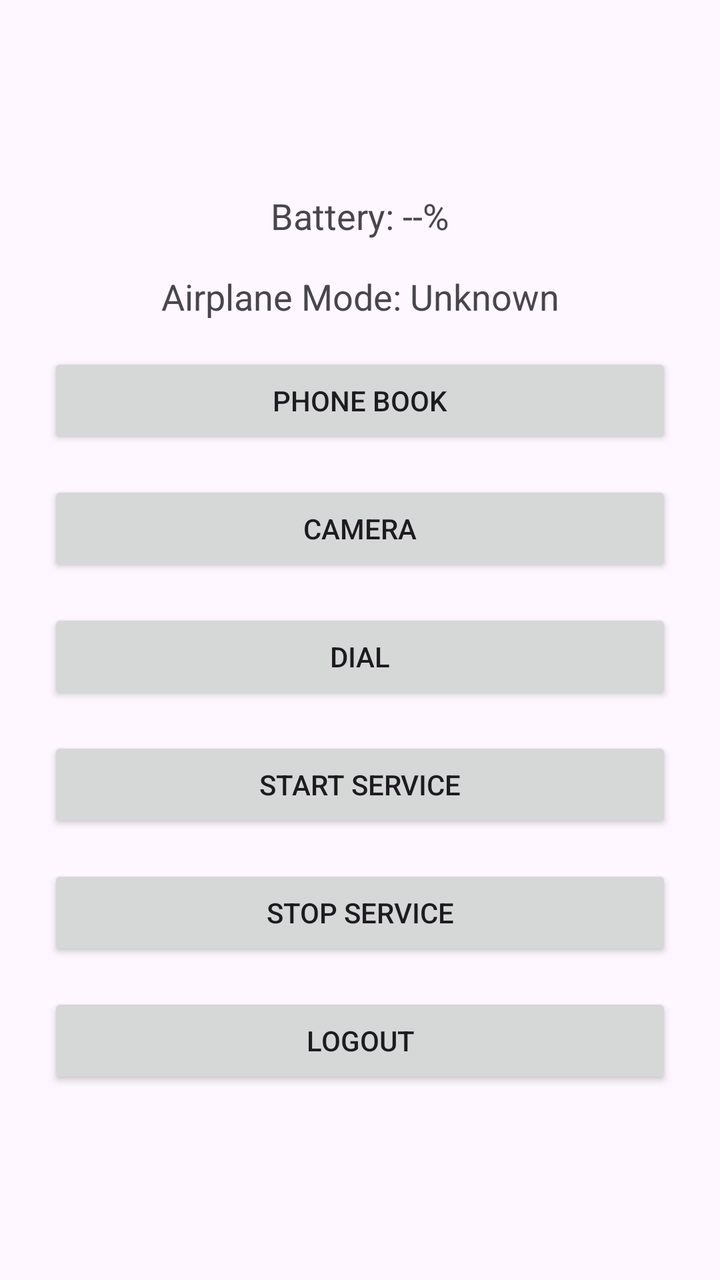
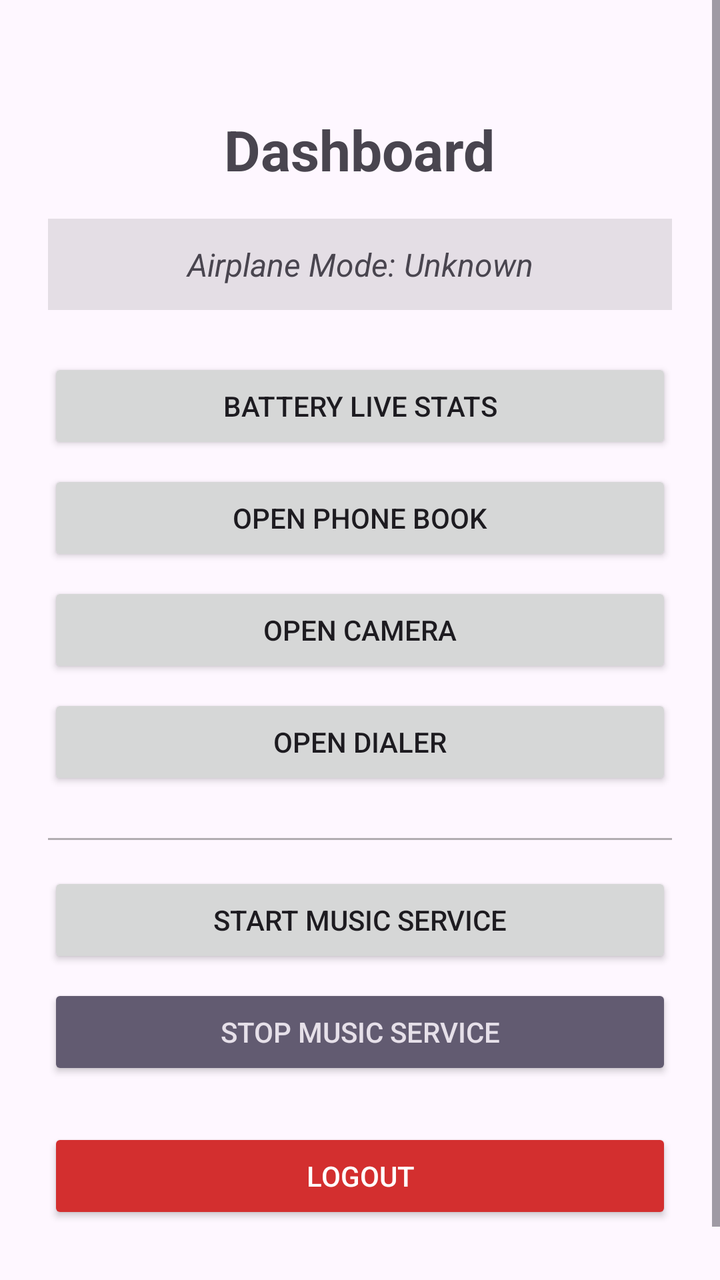

Before-and-after screenshots of an Android layout around one commit, followed by the original layout XML and the change that was made.
<!-- AndroidManifest.xml: application theme Theme.IntentDemo2 -->
<!-- res/layout/activity_main3.xml -->
<?xml version="1.0" encoding="utf-8"?>
<androidx.appcompat.widget.LinearLayoutCompat xmlns:android="http://schemas.android.com/apk/res/android"
    xmlns:app="http://schemas.android.com/apk/res-auto"
    xmlns:tools="http://schemas.android.com/tools"
    android:id="@+id/main"
    android:layout_width="match_parent"
    android:layout_height="match_parent"
    android:orientation="vertical"
    android:gravity="center"
    android:padding="16dp"
    tools:context=".MainActivity3">

    <TextView
        android:id="@+id/tvBattery"
        android:layout_width="match_parent"
        android:layout_height="wrap_content"
        android:layout_margin="8dp"
        android:gravity="center"
        android:textSize="18sp"
        android:text="Battery: --%" />

    <TextView
        android:id="@+id/tvAirplaneMode"
        android:layout_width="match_parent"
        android:layout_height="wrap_content"
        android:layout_margin="8dp"
        android:gravity="center"
        android:textSize="18sp"
        android:text="Airplane Mode: Unknown" />

    <Button
        android:id="@+id/btnPhoneBook"
        android:layout_width="match_parent"
        android:layout_height="wrap_content"
        android:layout_margin="8dp"
        android:text="@string/phone_book" />

    <Button
        android:id="@+id/btnCamera"
        android:layout_width="match_parent"
        android:layout_height="wrap_content"
        android:layout_margin="8dp"
        android:text="@string/camera" />

    <Button
        android:id="@+id/btnDial"
        android:layout_width="match_parent"
        android:layout_height="wrap_content"
        android:layout_margin="8dp"
        android:text="@string/dial" />

    <Button
        android:id="@+id/btnStartService"
        android:layout_width="match_parent"
        android:layout_height="wrap_content"
        android:layout_margin="8dp"
        android:text="@string/start_service" />

    <Button
        android:id="@+id/btnStopService"
        android:layout_width="match_parent"
        android:layout_height="wrap_content"
        android:layout_margin="8dp"
        android:text="@string/stop_service" />

    <Button
        android:id="@+id/btnLogout"
        android:layout_width="match_parent"
        android:layout_height="wrap_content"
        android:layout_margin="8dp"
        android:text="@string/logout" />

</androidx.appcompat.widget.LinearLayoutCompat>
<!-- resources referenced by this layout -->
<resources>
  <string name="camera">Camera</string>
  <string name="dial">Dial</string>
  <string name="logout">Logout</string>
  <string name="phone_book">Phone Book</string>
  <string name="start_service">Start Service</string>
  <string name="stop_service">Stop Service</string>
  <style name="Theme.IntentDemo2" parent="Base.Theme.IntentDemo2" />
  <style name="Base.Theme.IntentDemo2" parent="Theme.Material3.DayNight.NoActionBar">
          
          
      </style>
</resources>

<!-- the commit's change to res/layout/activity_main3.xml (unified diff, before → after) -->
@@ -1,73 +1,108 @@
 <?xml version="1.0" encoding="utf-8"?>
-<androidx.appcompat.widget.LinearLayoutCompat xmlns:android="http://schemas.android.com/apk/res/android"
+<ScrollView xmlns:android="http://schemas.android.com/apk/res/android"
     xmlns:app="http://schemas.android.com/apk/res-auto"
     xmlns:tools="http://schemas.android.com/tools"
     android:id="@+id/main"
     android:layout_width="match_parent"
     android:layout_height="match_parent"
-    android:orientation="vertical"
-    android:gravity="center"
-    android:padding="16dp"
+    android:fillViewport="true"
     tools:context=".MainActivity3">
 
-    <TextView
-        android:id="@+id/tvBattery"
+    <androidx.appcompat.widget.LinearLayoutCompat
         android:layout_width="match_parent"
         android:layout_height="wrap_content"
-        android:layout_margin="8dp"
-        android:gravity="center"
-        android:textSize="18sp"
-        android:text="Battery: --%" />
+        android:orientation="vertical"
+        android:gravity="center_horizontal"
+        android:padding="24dp">
+        
+        
+        <TextView
+            android:layout_width="wrap_content"
+            android:layout_height="wrap_content"
+            android:text="Dashboard"
+            android:textSize="28sp"
+            android:textStyle="bold"
+            android:layout_marginTop="32dp"
+            android:layout_marginBottom="16dp" />
 
-    <TextView
-        android:id="@+id/tvAirplaneMode"
-        android:layout_width="match_parent"
-        android:layout_height="wrap_content"
-        android:layout_margin="8dp"
-        android:gravity="center"
-        android:textSize="18sp"
-        android:text="Airplane Mode: Unknown" />
+        <TextView
+            android:id="@+id/tvAirplaneMode"
+            android:layout_width="match_parent"
+            android:layout_height="wrap_content"
+            android:gravity="center"
+            android:padding="12dp"
+            android:background="#1A000000"
+            android:textSize="16sp"
+            android:textStyle="italic"
+            android:layout_marginBottom="24dp"
+            android:text="Airplane Mode: Unknown" />
 
-    <Button
-        android:id="@+id/btnPhoneBook"
-        android:layout_width="match_parent"
-        android:layout_height="wrap_content"
-        android:layout_margin="8dp"
-        android:text="@string/phone_book" />
+        
+        <Button
+            android:id="@+id/btnBattery"
+            android:layout_width="match_parent"
+            android:layout_height="wrap_content"
+            android:padding="12dp"
+            android:layout_marginBottom="8dp"
+            android:text="Battery Live Stats" />
 
-    <Button
-        android:id="@+id/btnCamera"
-        android:layout_width="match_parent"
-        android:layout_height="wrap_content"
-        android:layout_margin="8dp"
-        android:text="@string/camera" />
+        <Button
+            android:id="@+id/btnPhoneBook"
+            android:layout_width="match_parent"
+            android:layout_height="wrap_content"
+            android:padding="12dp"
+            android:layout_marginBottom="8dp"
+            android:text="Open Phone Book" />
 
-    <Button
-        android:id="@+id/btnDial"
-        android:layout_width="match_parent"
-        android:layout_height="wrap_content"
-        android:layout_margin="8dp"
-        android:text="@string/dial" />
+        <Button
+            android:id="@+id/btnCamera"
+            android:layout_width="match_parent"
+            android:layout_height="wrap_content"
+            android:padding="12dp"
+            android:layout_marginBottom="8dp"
+            android:text="Open Camera" />
 
-    <Button
-        android:id="@+id/btnStartService"
-        android:layout_width="match_parent"
-        android:layout_height="wrap_content"
-        android:layout_margin="8dp"
-        android:text="@string/start_service" />
+        <Button
+            android:id="@+id/btnDial"
+            android:layout_width="match_parent"
+            android:layout_height="wrap_content"
+            android:padding="12dp"
+            android:layout_marginBottom="8dp"
+            android:text="Open Dialer" />
 
-    <Button
-        android:id="@+id/btnStopService"
-        android:layout_width="match_parent"
-        android:layout_height="wrap_content"
-        android:layout_margin="8dp"
-        android:text="@string/stop_service" />
+        <View
+            android:layout_width="match_parent"
+            android:layout_height="1dp"
+            android:background="#4D000000"
+            android:layout_marginTop="16dp"
+            android:layout_marginBottom="16dp" />
 
-    <Button
-        android:id="@+id/btnLogout"
-        android:layout_width="match_parent"
-        android:layout_height="wrap_content"
-        android:layout_margin="8dp"
-        android:text="@string/logout" />
+        <Button
+            android:id="@+id/btnStartService"
+            android:layout_width="match_parent"
+            android:layout_height="wrap_content"
+            android:padding="12dp"
+            android:layout_marginBottom="8dp"
+            android:text="Start Music Service" />
 
-</androidx.appcompat.widget.LinearLayoutCompat>
+        <Button
+            android:id="@+id/btnStopService"
+            android:layout_width="match_parent"
+            android:layout_height="wrap_content"
+            android:padding="12dp"
+            android:layout_marginBottom="24dp"
+            style="@style/Widget.AppCompat.Button.Colored"
+            android:text="Stop Music Service" />
+
+        <Button
+            android:id="@+id/btnLogout"
+            android:layout_width="match_parent"
+            android:layout_height="wrap_content"
+            android:padding="12dp"
+            android:layout_marginBottom="32dp"
+            android:backgroundTint="#D32F2F"
+            android:textColor="#FFFFFF"
+            android:text="Logout" />
+
+    </androidx.appcompat.widget.LinearLayoutCompat>
+</ScrollView>
<!-- resource entries referenced after the edit -->
@@ -1,11 +1,5 @@
 <!-- resources referenced by this layout -->
 <resources>
-  <string name="camera">Camera</string>
-  <string name="dial">Dial</string>
-  <string name="logout">Logout</string>
-  <string name="phone_book">Phone Book</string>
-  <string name="start_service">Start Service</string>
-  <string name="stop_service">Stop Service</string>
   <style name="Theme.IntentDemo2" parent="Base.Theme.IntentDemo2" />
   <style name="Base.Theme.IntentDemo2" parent="Theme.Material3.DayNight.NoActionBar">
           
